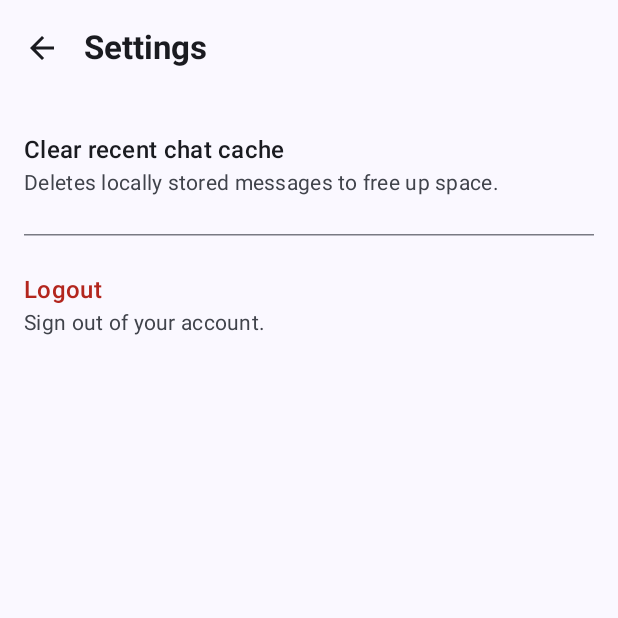
After one commit to chateasy73-create/ChatEasy, an Android app built with Jetpack Compose: the SettingsScreen screen opened through its navigation route, on a phone screen of 412 x 824 dp, the top half of it. The commit adds this screen. Run offline under Robolectric (Android 15) with nearby library versions, the phone set to English and light mode, and no system bars; our stand-ins replace Firebase (no records; nobody signed in at launch, a user with empty details on screens opened directly); 2 statements that could not run were skipped.

Commit message:
Implemented settings screen with logout and cache management

```diff
--- a/app/src/main/java/uk/ac/tees/mad/chateasy/data/Repo.kt
+++ b/app/src/main/java/uk/ac/tees/mad/chateasy/data/Repo.kt
@@ -6,9 +6,6 @@ import uk.ac.tees.mad.chateasy.model.ChatUser
 import uk.ac.tees.mad.chateasy.model.ResultState
 import uk.ac.tees.mad.chateasy.model.UserData
 
-
-
-
 interface Repo {
     suspend fun registerUser(userdata: UserData): Flow<ResultState<String>>
     fun loginuserwithemailandpassword(userdata: UserData): Flow<ResultState<String>>
@@ -16,4 +13,6 @@ interface Repo {
     fun sendMessage(receiverId: String, message: String): Flow<ResultState<String>>
     fun getMessages(receiverId: String): Flow<ResultState<List<ChatMessage>>>
     fun updateFcmToken(token: String): Flow<ResultState<String>>
+    fun logout(): Flow<ResultState<String>>
+    fun clearCache(): Flow<ResultState<String>>
 }
--- a/app/src/main/java/uk/ac/tees/mad/chateasy/domain/RepoImpl.kt
+++ b/app/src/main/java/uk/ac/tees/mad/chateasy/domain/RepoImpl.kt
@@ -19,14 +19,20 @@ import uk.ac.tees.mad.chateasy.model.UserData
 
 class RepoImpl : Repo {
     private val auth = FirebaseAuth.getInstance()
-    private val firestore = FirebaseFirestore.getInstance().apply {
-        // Firestore persistence is enabled by default on Android,
-        // but we can explicitly configure the cache size if needed.
-        val settings = com.google.firebase.firestore.firestoreSettings {
-            setLocalCacheSettings(com.google.firebase.firestore.PersistentCacheSettings.newBuilder().build())
+    private var _firestore: FirebaseFirestore? = null
+
+    private val firestore: FirebaseFirestore
+        get() {
+            if (_firestore == null) {
+                _firestore = FirebaseFirestore.getInstance().apply {
+                    val settings = com.google.firebase.firestore.firestoreSettings {
+                        setLocalCacheSettings(com.google.firebase.firestore.PersistentCacheSettings.newBuilder().build())
+                    }
+                    firestoreSettings = settings
+                }
+            }
+            return _firestore!!
         }
-        firestoreSettings = settings
-    }
 
     private fun getChatId(uid1: String, uid2: String): String {
         return if (uid1 < uid2) "${uid1}_${uid2}" else "${uid2}_${uid1}"
@@ -281,4 +287,33 @@ class RepoImpl : Repo {
         }
         awaitClose { close() }
     }
+
+    override fun logout(): Flow<ResultState<String>> = callbackFlow {
+        trySend(ResultState.Loading)
+        auth.signOut()
+        trySend(ResultState.Succes("Logged out"))
+        close()
+        awaitClose { }
+    }
+
+    override fun clearCache(): Flow<ResultState<String>> = callbackFlow {
+        trySend(ResultState.Loading)
+        firestore.terminate().addOnCompleteListener { terminateTask ->
+            if (terminateTask.isSuccessful) {
+                firestore.clearPersistence().addOnCompleteListener { clearTask ->
+                    if (clearTask.isSuccessful) {
+                        trySend(ResultState.Succes("Cache Cleared"))
+                    } else {
+                        trySend(ResultState.error(clearTask.exception?.localizedMessage ?: "Failed to clear cache"))
+                    }
+                    _firestore = null // Reset the instance so it gets re-initialized on next use
+                    close()
+                }
+            } else {
+                trySend(ResultState.error(terminateTask.exception?.localizedMessage ?: "Failed to terminate Firestore"))
+                close()
+            }
+        }
+        awaitClose { }
+    }
 }
--- a/app/src/main/java/uk/ac/tees/mad/chateasy/navigation/AppNav.kt
+++ b/app/src/main/java/uk/ac/tees/mad/chateasy/navigation/AppNav.kt
@@ -1,6 +1,5 @@
 package uk.ac.tees.mad.chateasy.navigation
 
-import androidx.compose.material3.Text
 import androidx.compose.runtime.Composable
 import androidx.lifecycle.viewmodel.compose.viewModel
 import androidx.navigation.compose.NavHost
@@ -12,15 +11,18 @@ import uk.ac.tees.mad.chateasy.domain.RepoImpl
 import uk.ac.tees.mad.chateasy.presentation.AuthScreen
 import uk.ac.tees.mad.chateasy.presentation.HomeScreen
 import uk.ac.tees.mad.chateasy.presentation.ChatScreen
+import uk.ac.tees.mad.chateasy.presentation.SettingsScreen
 
 @Composable
 fun AppNav() {
     val navController = rememberNavController()
     val repo = RepoImpl()
-    val auth= FirebaseAuth.getInstance();
+    val auth = FirebaseAuth.getInstance()
     val viewModel: AppViewModel = viewModel(factory = AppViewModel.Factory(repo))
 
-    NavHost(navController = navController, startDestination =  if (auth.currentUser==null){Routes.auth}else{
+    NavHost(navController = navController, startDestination = if (auth.currentUser == null) {
+        Routes.auth
+    } else {
         Routes.home
     }) {
         composable(Routes.auth) {
@@ -29,6 +31,9 @@ fun AppNav() {
         composable(Routes.home) {
             HomeScreen(viewModel = viewModel, navController = navController)
         }
+        composable(Routes.Setting) {
+            SettingsScreen(viewModel = viewModel, navController = navController)
+        }
         composable("${Routes.chat}/{userId}") { backStackEntry ->
             val userId = backStackEntry.arguments?.getString("userId") ?: ""
             ChatScreen(viewModel = viewModel, userId = userId, navController = navController)
--- a/app/src/main/java/uk/ac/tees/mad/chateasy/presentation/HomeScreen.kt
+++ b/app/src/main/java/uk/ac/tees/mad/chateasy/presentation/HomeScreen.kt
@@ -13,6 +13,7 @@ import androidx.compose.foundation.lazy.items
 import androidx.compose.foundation.shape.CircleShape
 import androidx.compose.material.icons.Icons
 import androidx.compose.material.icons.filled.Search
+import androidx.compose.material.icons.filled.Settings
 import androidx.compose.material3.*
 import androidx.compose.runtime.*
 import androidx.compose.ui.Alignment
@@ -27,7 +28,6 @@ import androidx.compose.ui.unit.dp
 import androidx.compose.ui.unit.sp
 import androidx.core.content.ContextCompat
 import androidx.navigation.NavController
-import androidx.navigation.compose.rememberNavController
 import uk.ac.tees.mad.chateasy.ViewModel.AppViewModel
 import uk.ac.tees.mad.chateasy.ViewModel.HomeScreenState
 import uk.ac.tees.mad.chateasy.model.ChatUser
@@ -94,6 +94,9 @@ fun HomeScreen(viewModel: AppViewModel, navController: NavController) {
         onGrantPermission = { launcher.launch(permissions.toTypedArray()) },
         onContactClick = { contact ->
             navController.navigate("${Routes.chat}/${contact.uid}")
+        },
+        onSettingsClick = {
+            navController.navigate(Routes.Setting)
         }
     )
 }
@@ -104,13 +107,17 @@ fun HomeScreenContent(
     state: HomeScreenState,
     hasPermission: Boolean,
     onGrantPermission: () -> Unit,
-    onContactClick: (ChatUser) -> Unit
+    onContactClick: (ChatUser) -> Unit,
+    onSettingsClick: () -> Unit
 ) {
     Scaffold(
         topBar = {
             TopAppBar(
                 title = { Text("ChatEasy", fontWeight = FontWeight.Bold) },
-                actions = {
+                 actions = {
+                    IconButton(onClick = onSettingsClick) {
+                        Icon(Icons.Default.Settings, contentDescription = "Settings")
+                    }
                     IconButton(onClick = { /* TODO: Implement Search */ }) {
                         Icon(Icons.Default.Search, contentDescription = "Search")
                     }
@@ -141,7 +148,7 @@ fun HomeScreenContent(
                 }
                 state.error != null -> {
                     Text(
-                        text = state.error ?: "Unknown Error",
+                        text = state.error,
                         color = MaterialTheme.colorScheme.error,
                         modifier = Modifier.align(Alignment.Center)
                     )
@@ -209,7 +216,7 @@ fun ContactItem(contact: ChatUser, onClick: () -> Unit) {
             )
             Spacer(modifier = Modifier.height(2.dp))
             Text(
-                text = if (contact.lastMessage.isEmpty()) "Tap to start a conversation" else contact.lastMessage,
+                text = contact.lastMessage.ifEmpty { "Tap to start a conversation" },
                 style = MaterialTheme.typography.bodyMedium,
                 color = if (contact.lastMessage.isEmpty()) MaterialTheme.colorScheme.primary else MaterialTheme.colorScheme.onSurfaceVariant,
                 maxLines = 1,
@@ -241,7 +248,8 @@ fun HomeScreenPreview() {
             state = HomeScreenState(contacts = mockContacts),
             hasPermission = true,
             onGrantPermission = {},
-            onContactClick = {}
+            onContactClick = {},
+            onSettingsClick = {}
         )
     }
 }
--- /dev/null
+++ b/app/src/main/java/uk/ac/tees/mad/chateasy/presentation/SettingsScreen.kt
@@ -0,0 +1,113 @@
+package uk.ac.tees.mad.chateasy.presentation
+
+import androidx.compose.foundation.layout.*
+import androidx.compose.material.icons.Icons
+import androidx.compose.material.icons.automirrored.filled.ArrowBack
+import androidx.compose.material3.*
+import androidx.compose.runtime.Composable
+import androidx.compose.runtime.LaunchedEffect
+import androidx.compose.runtime.getValue
+import androidx.compose.ui.Alignment
+import androidx.compose.ui.Modifier
+import androidx.compose.ui.graphics.Color
+import androidx.compose.ui.text.font.FontWeight
+import androidx.compose.ui.unit.dp
+import androidx.navigation.NavController
+import uk.ac.tees.mad.chateasy.ViewModel.AppViewModel
+import uk.ac.tees.mad.chateasy.navigation.Routes
+
+@OptIn(ExperimentalMaterial3Api::class)
+@Composable
+fun SettingsScreen(viewModel: AppViewModel, navController: NavController) {
+    val state by viewModel.settingsScreenState
+
+    LaunchedEffect(state.logoutSuccess) {
+        if (state.logoutSuccess) {
+            viewModel.resetSettingsState()
+            viewModel.resetLoginState()
+            navController.navigate(Routes.auth) {
+                popUpTo(0)
+            }
+        }
+    }
+
+    Scaffold(
+        topBar = {
+            TopAppBar(
+                title = { Text("Settings", fontWeight = FontWeight.Bold) },
+                navigationIcon = {
+                    IconButton(onClick = { navController.popBackStack() }) {
+                        Icon(Icons.AutoMirrored.Filled.ArrowBack, contentDescription = "Back")
+                    }
+                }
+            )
+        }
+    ) { padding ->
+        Column(
+            modifier = Modifier
+                .fillMaxSize()
+                .padding(padding)
+                .padding(16.dp),
+            verticalArrangement = Arrangement.spacedBy(16.dp)
+        ) {
+            if (state.isLoading) {
+                LinearProgressIndicator(modifier = Modifier.fillMaxWidth())
+            }
+
+            state.error?.let {
+                Text(text = it, color = MaterialTheme.colorScheme.error)
+            }
+
+            if (state.cacheCleared) {
+                Text(text = "Cache cleared successfully!", color = Color(0xFF4CAF50))
+            }
+
+            SettingsItem(
+                title = "Clear recent chat cache",
+                subtitle = "Deletes locally stored messages to free up space.",
+                onClick = { viewModel.clearCache() }
+            )
+
+            HorizontalDivider()
+
+            SettingsItem(
+                title = "Logout",
+                subtitle = "Sign out of your account.",
+                titleColor = MaterialTheme.colorScheme.error,
+                onClick = { viewModel.logout() }
+            )
+        }
+    }
+}
+
+@Composable
+fun SettingsItem(
+    title: String,
+    subtitle: String,
+    titleColor: Color = MaterialTheme.colorScheme.onSurface,
+    onClick: () -> Unit
+) {
+    Surface(
+        onClick = onClick,
+        modifier = Modifier.fillMaxWidth(),
+        color = Color.Transparent
+    ) {
+        Column(
+            modifier = Modifier
+                .fillMaxWidth()
+                .padding(vertical = 8.dp)
+        ) {
+            Text(
+                text = title,
+                style = MaterialTheme.typography.titleMedium,
+                color = titleColor,
+                fontWeight = FontWeight.SemiBold
+            )
+            Text(
+                text = subtitle,
+                style = MaterialTheme.typography.bodyMedium,
+                color = MaterialTheme.colorScheme.onSurfaceVariant
+            )
+        }
+    }
+}
```
Also changed, not shown: app/src/main/java/uk/ac/tees/mad/chateasy/ViewModel/AppViewModel.kt (+62 -0 lines).
